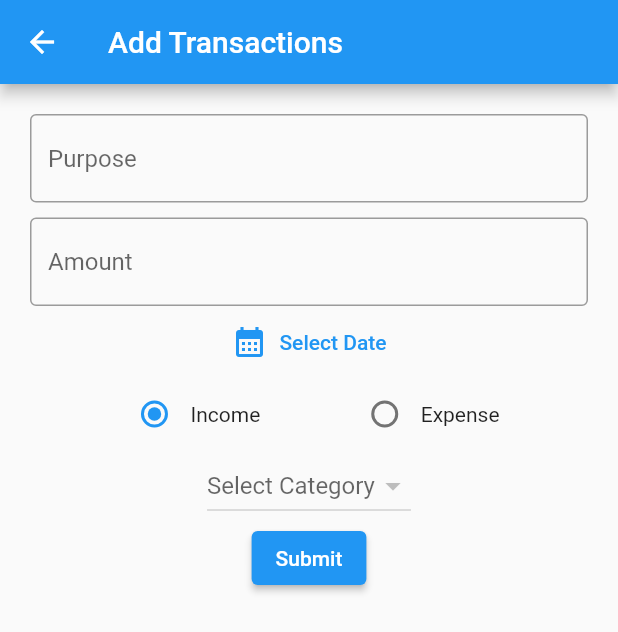
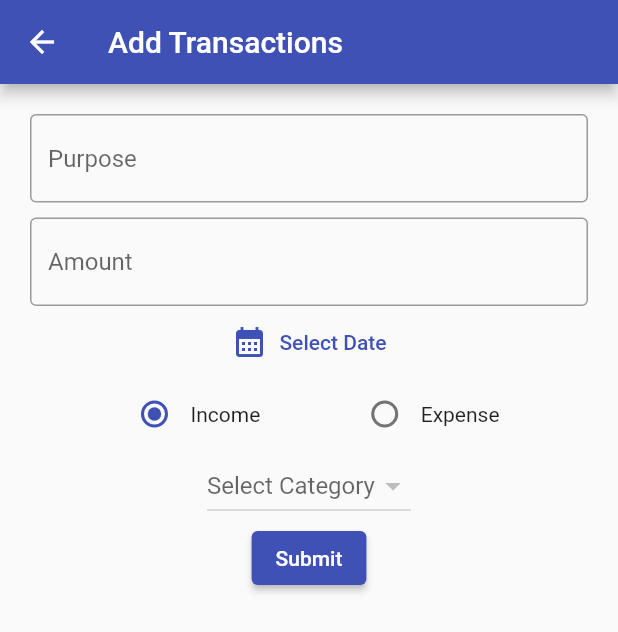
Before and after one commit to vineeth2768/Easy-Money, a Flutter app: the screen it shows after launch, after a tap on the "add" icon, on a phone screen of 412 x 824 dp. Shown: the top 632 px of the screen. Run offline on Flutter 3.47's test engine with Material 2 defaults, Android fonts, the phone set to English and light mode, and no system bars; our stand-ins replace flutter_slidable, hive, hive_flutter; accounts and stored records are empty.

Commit message:
Project Color changesd

```diff
--- a/lib/db/category/category_db.dart
+++ b/lib/db/category/category_db.dart
@@ -1,3 +1,5 @@
+// ignore_for_file: invalid_use_of_protected_member
+
 import 'package:easy_money/model/category/category_model.dart';
 import 'package:flutter/cupertino.dart';
 import 'package:hive_flutter/adapters.dart';
--- a/lib/main.dart
+++ b/lib/main.dart
@@ -29,9 +29,7 @@ class MyApp extends StatelessWidget {
   Widget build(BuildContext context) {
     return MaterialApp(
       debugShowCheckedModeBanner: false,
-      theme: ThemeData(
-        primarySwatch: Colors.blue,
-      ),
+      theme: ThemeData(primarySwatch: Colors.indigo),
       home: const ScreenHome(),
       routes: {
         ScreenAddTransaction.routeName: (context) =>
--- a/lib/screens/add_transactions/screen_add_transaction.dart
+++ b/lib/screens/add_transactions/screen_add_transaction.dart
@@ -1,5 +1,4 @@
 import 'dart:developer';
-import 'dart:ffi';
 
 import 'package:easy_money/db/category/category_db.dart';
 import 'package:easy_money/db/transactions/transaction_db.dart';
```
Also changed, not shown: pubspec.lock, 1 other file.
